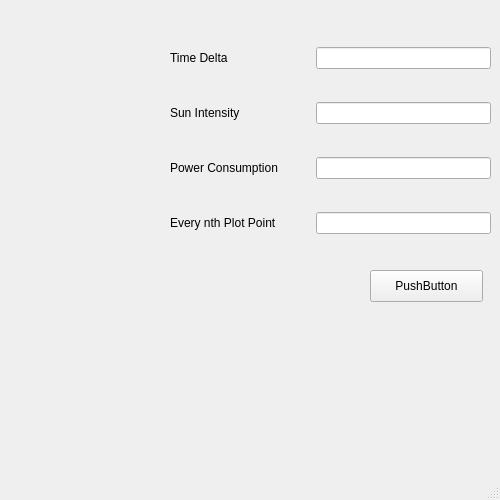
Before: the Qt Designer form config.ui in gonelli/tmhgonelli, drawn with Qt 5.
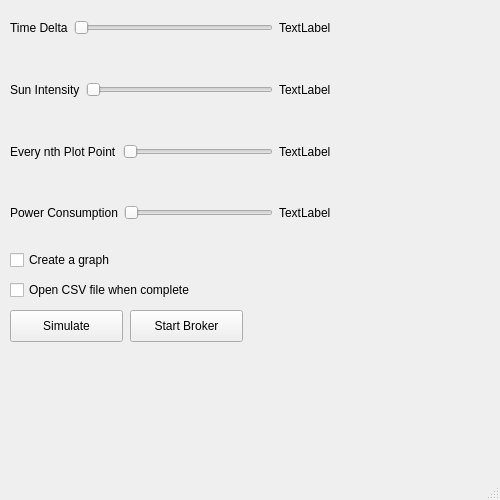
After: the same form once the commit is applied.

Commit message: GUI objects placed and connected

What changed in the file:
```diff
--- a/config.ui
+++ b/config.ui
@@ -35,71 +35,58 @@
    <widget class="QWidget" name="verticalLayoutWidget_2">
     <property name="geometry">
      <rect>
-      <x>170</x>
-      <y>20</y>
+      <x>10</x>
+      <y>0</y>
       <width>321</width>
       <height>241</height>
      </rect>
     </property>
     <layout class="QVBoxLayout" name="verticalLayout_2">
-     <item>
-      <layout class="QHBoxLayout" name="horizontalLayout">
-       <item>
-        <widget class="QLabel" name="label">
-         <property name="text">
-          <string>Time Delta</string>
-         </property>
-        </widget>
-       </item>
-       <item>
-        <widget class="QLineEdit" name="lineEdit">
-         <property name="maximumSize">
-          <size>
-           <width>175</width>
-           <height>16777215</height>
-          </size>
-         </property>
-        </widget>
-       </item>
-      </layout>
-     </item>
      <item>
       <layout class="QHBoxLayout" name="horizontalLayout_3">
        <item>
-        <widget class="QLabel" name="label_3">
+        <widget class="QLabel" name="timeLabel">
+         <property name="text">
+          <string>Time Delta</string>
+         </property>
+        </widget>
+       </item>
+       <item>
+        <widget class="QSlider" name="timeSlider">
+         <property name="orientation">
+          <enum>Qt::Horizontal</enum>
+         </property>
+        </widget>
+       </item>
+       <item>
+        <widget class="QLabel" name="timeValueLabel">
+         <property name="text">
+          <string>TextLabel</string>
+         </property>
+        </widget>
+       </item>
+      </layout>
+     </item>
+     <item>
+      <layout class="QHBoxLayout" name="horizontalLayout_5">
+       <item>
+        <widget class="QLabel" name="intensityLabel">
          <property name="text">
           <string>Sun Intensity</string>
          </property>
         </widget>
        </item>
        <item>
-        <widget class="QLineEdit" name="lineEdit_2">
-         <property name="maximumSize">
-          <size>
-           <width>175</width>
-           <height>16777215</height>
-          </size>
+        <widget class="QSlider" name="intensitySlider">
+         <property name="orientation">
+          <enum>Qt::Horizontal</enum>
          </property>
         </widget>
        </item>
-      </layout>
-     </item>
-     <item>
-      <layout class="QHBoxLayout" name="horizontalLayout_4">
        <item>
-        <widget class="QLabel" name="label_4">
+        <widget class="QLabel" name="intensityValueLabel">
          <property name="text">
-          <string>Power Consumption</string>
-         </property>
-        </widget>
-       </item>
-       <item>
-        <widget class="QLineEdit" name="lineEdit_4">
-         <property name="maximumSize">
-          <size>
-           <width>175</width>
-           <height>16777215</height>
-          </size>
+          <string>TextLabel</string>
          </property>
         </widget>
        </item>
@@ -115,15 +102,41 @@
         </widget>
        </item>
        <item>
-        <widget class="QLineEdit" name="lineEdit_3">
-         <property name="maximumSize">
-          <size>
-           <width>175</width>
-           <height>16777215</height>
-          </size>
+        <widget class="QSlider" name="nthSlider">
+         <property name="orientation">
+          <enum>Qt::Horizontal</enum>
          </property>
-         <property name="placeholderText">
-          <string/>
+        </widget>
+       </item>
+       <item>
+        <widget class="QLabel" name="nthValueLabel">
+         <property name="text">
+          <string>TextLabel</string>
+         </property>
+        </widget>
+       </item>
+      </layout>
+     </item>
+     <item>
+      <layout class="QHBoxLayout" name="horizontalLayout_6">
+       <item>
+        <widget class="QLabel" name="consumptionLabel">
+         <property name="text">
+          <string>Power Consumption</string>
+         </property>
+        </widget>
+       </item>
+       <item>
+        <widget class="QSlider" name="consumptionSlider">
+         <property name="orientation">
+          <enum>Qt::Horizontal</enum>
+         </property>
+        </widget>
+       </item>
+       <item>
+        <widget class="QLabel" name="consumptionValueLabel">
+         <property name="text">
+          <string>TextLabel</string>
          </property>
         </widget>
        </item>
@@ -134,14 +147,53 @@
    <widget class="QPushButton" name="pushButton">
     <property name="geometry">
      <rect>
-      <x>370</x>
-      <y>270</y>
+      <x>10</x>
+      <y>310</y>
       <width>113</width>
       <height>32</height>
      </rect>
     </property>
     <property name="text">
-     <string>PushButton</string>
+     <string>Simulate</string>
+    </property>
+   </widget>
+   <widget class="QCheckBox" name="createGraphBox">
+    <property name="geometry">
+     <rect>
+      <x>10</x>
+      <y>250</y>
+      <width>121</width>
+      <height>20</height>
+     </rect>
+    </property>
+    <property name="text">
+     <string>Create a graph</string>
+    </property>
+   </widget>
+   <widget class="QCheckBox" name="openCSVBox">
+    <property name="geometry">
+     <rect>
+      <x>10</x>
+      <y>280</y>
+      <width>211</width>
+      <height>20</height>
+     </rect>
+    </property>
+    <property name="text">
+     <string>Open CSV file when complete</string>
+    </property>
+   </widget>
+   <widget class="QPushButton" name="brokerButton">
+    <property name="geometry">
+     <rect>
+      <x>130</x>
+      <y>310</y>
+      <width>113</width>
+      <height>32</height>
+     </rect>
+    </property>
+    <property name="text">
+     <string>Start Broker</string>
     </property>
    </widget>
   </widget>
```
Left out of the diff: 7 changed lines with no effect on the pictures. The commit also changes 1 other file.
